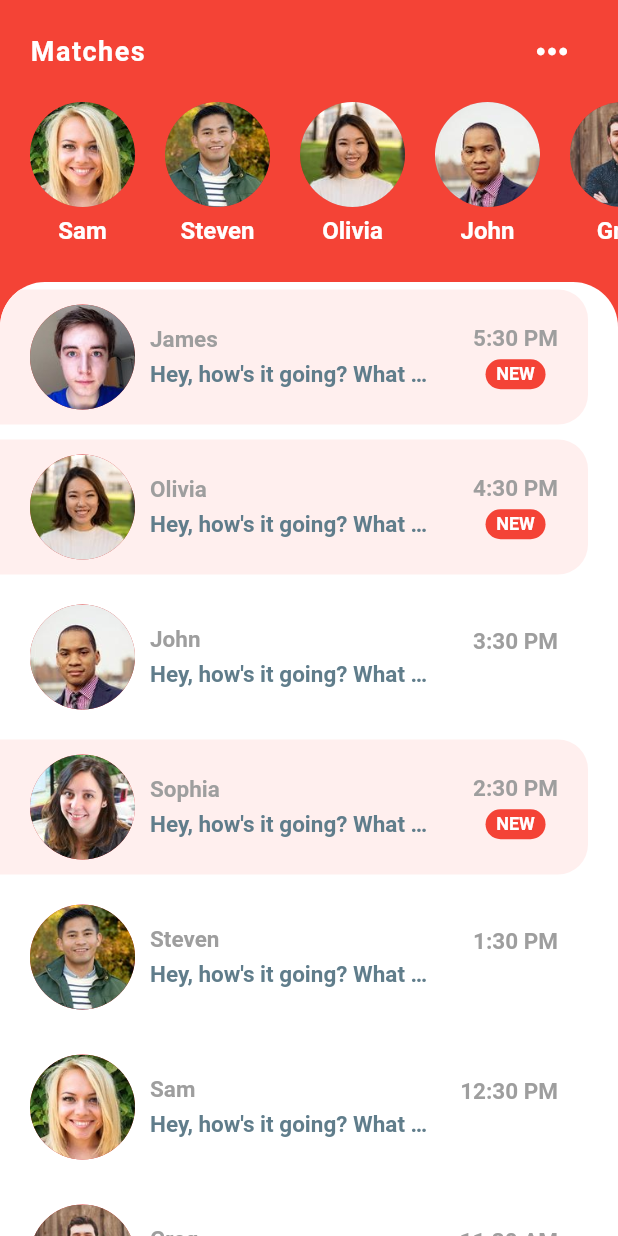
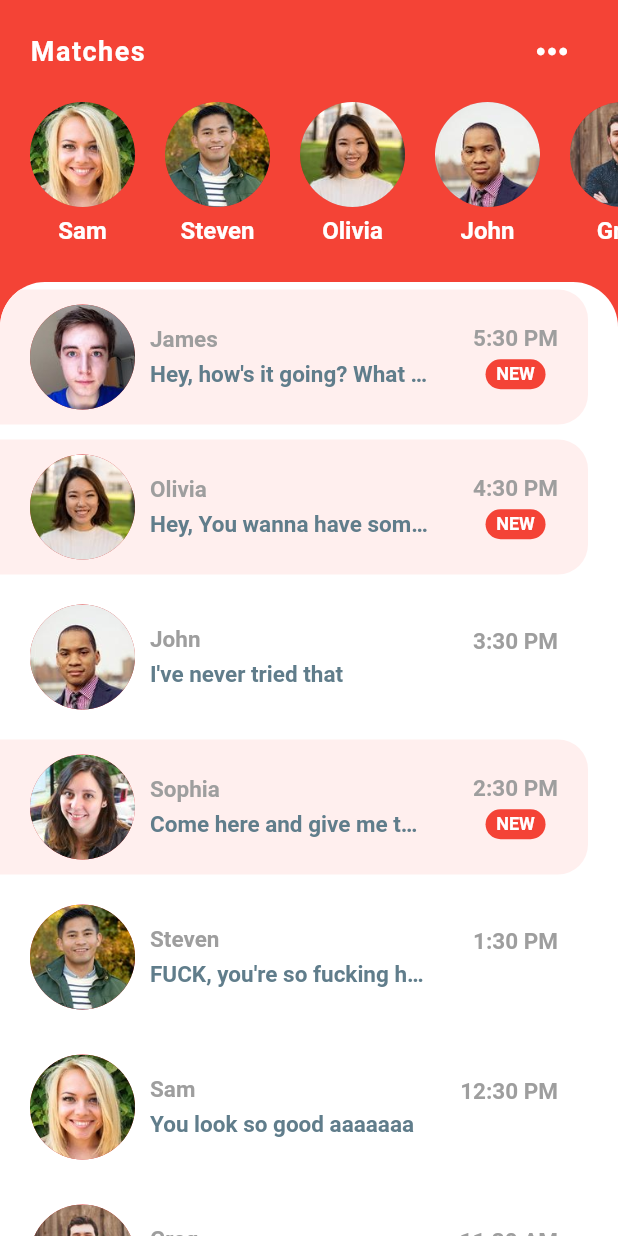
Before and after one commit to LieutenantPorky/ember, a Flutter app: the HomeScreen screen opened directly, on a phone screen of 412 x 824 dp. Run offline on Flutter 3.47's test engine with Material 2 defaults, Android fonts, the phone set to English and light mode, and no system bars; missing offline and left inert: fluttery_dart2; network calls fail.

Commit message:
fixed colours and centered title

```diff
--- a/frontend/lib/main.dart
+++ b/frontend/lib/main.dart
@@ -64,7 +64,8 @@ class _MyHomePageState extends State<MyHomePage> {
   Widget build(BuildContext context) {
     return Scaffold(
       appBar: AppBar(
-        title: Text('Fuck me')
+        centerTitle: true,
+        title: Text('EMBER')
       ),
       body: _children[_currentIndex],
         bottomNavigationBar: BottomNavigationBar(
--- a/frontend/lib/models/message_model.dart
+++ b/frontend/lib/models/message_model.dart
@@ -76,42 +76,42 @@ List<Message> chats = [
   Message(
     sender: olivia,
     time: '4:30 PM',
-    text: 'Hey, how\'s it going? What did you do today?',
+    text: 'Hey, You wanna have some fun tonight?',
     isLiked: false,
     unread: true,
   ),
   Message(
     sender: john,
     time: '3:30 PM',
-    text: 'Hey, how\'s it going? What did you do today?',
+    text: 'I\'ve never tried that ',
     isLiked: false,
     unread: false,
   ),
   Message(
     sender: sophia,
     time: '2:30 PM',
-    text: 'Hey, how\'s it going? What did you do today?',
+    text: 'Come here and give me that ******?',
     isLiked: false,
     unread: true,
   ),
   Message(
     sender: steven,
     time: '1:30 PM',
-    text: 'Hey, how\'s it going? What did you do today?',
+    text: 'FUCK, you\'re so fucking hot WTF',
     isLiked: false,
     unread: false,
   ),
   Message(
     sender: sam,
     time: '12:30 PM',
-    text: 'Hey, how\'s it going? What did you do today?',
+    text: 'You look so good aaaaaaa',
     isLiked: false,
     unread: false,
   ),
   Message(
     sender: greg,
     time: '11:30 AM',
-    text: 'Hey, how\'s it going? What did you do today?',
+    text: 'Hey baby',
     isLiked: false,
     unread: false,
   ),
--- a/frontend/lib/screens/chat_screen.dart
+++ b/frontend/lib/screens/chat_screen.dart
@@ -44,7 +44,7 @@ class _ChatScreenState extends State<ChatScreen> {
           Text(
             message.time,
             style: TextStyle(
-              color: Colors.blueGrey,
+              color: isMe? Colors.white: Colors.blueGrey,
               fontSize: 16.0,
               fontWeight: FontWeight.w600,
             ),
@@ -53,7 +53,7 @@ class _ChatScreenState extends State<ChatScreen> {
           Text(
             message.text,
             style: TextStyle(
-              color: Colors.blueGrey,
+              color: isMe? Colors.white: Colors.blueGrey,
               fontSize: 16.0,
               fontWeight: FontWeight.w600,
             ),
```
